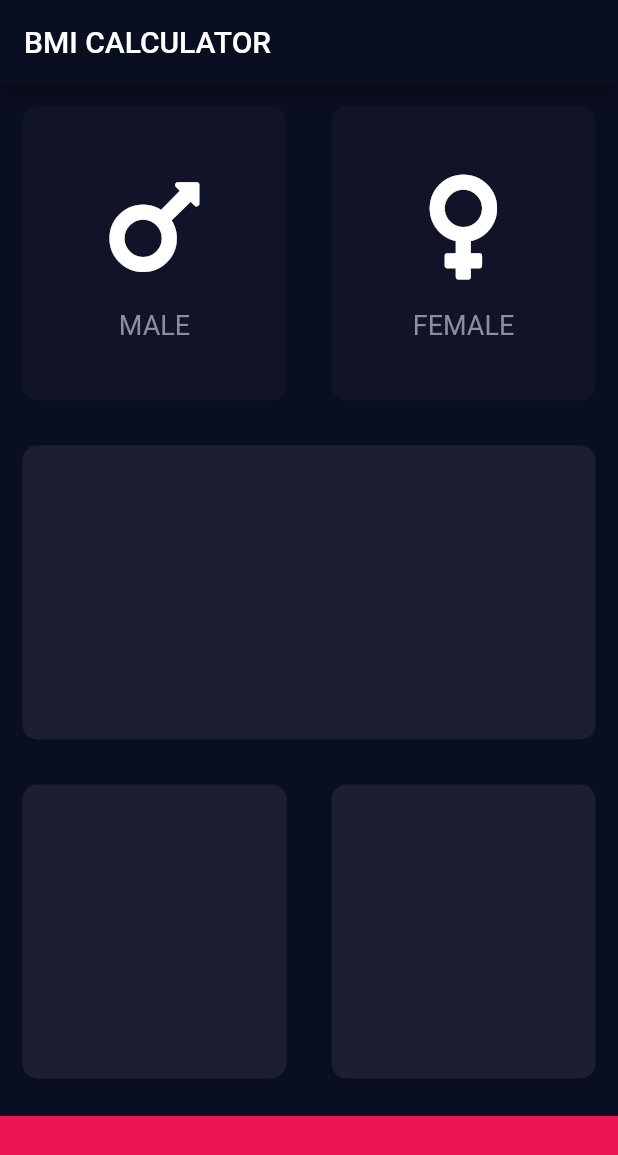
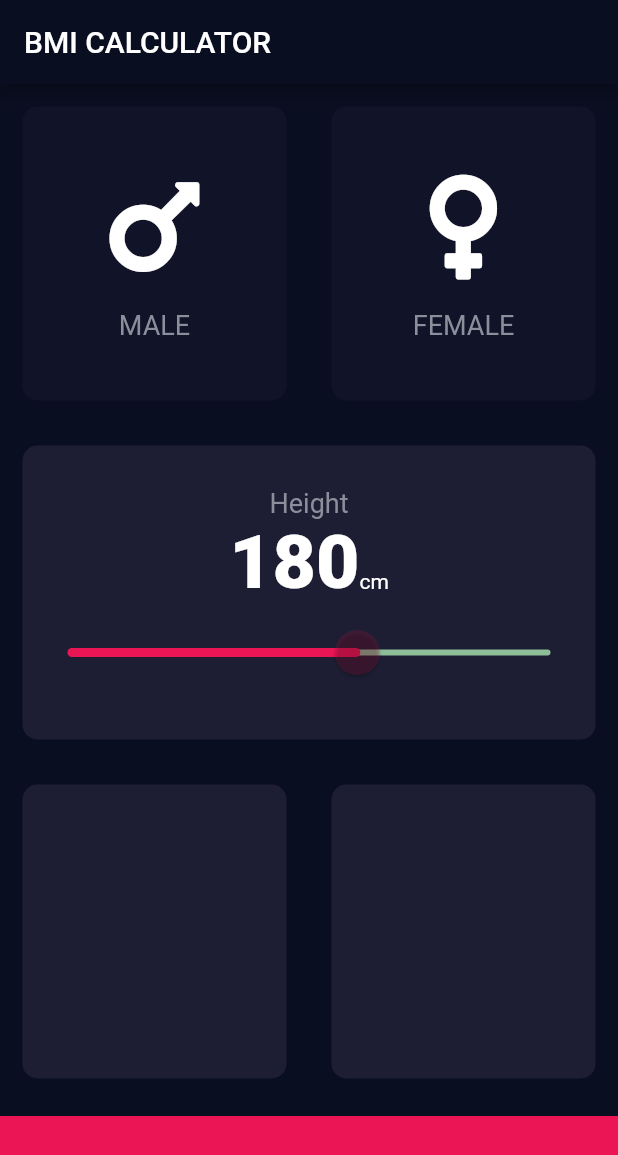
Before and after one commit to jaywonder20/bmi_flutter_app, a Flutter app: the screen it shows after launch, on a phone screen of 412 x 824 dp. Shown: the top 1155 px of the screen. Run offline on Flutter 3.47's test engine with Material 2 defaults, Android fonts, the phone set to English and light mode, and no system bars; our stand-ins replace font_awesome_flutter.

Commit message:
slider Implementation On branch master  Changes to be committed: 	new file:   lib/constants.dart 	modified:   lib/icon_content.dart 	modified:   lib/input_page.dart

```diff
--- /dev/null
+++ b/lib/constants.dart
@@ -0,0 +1,10 @@
+import 'package:flutter/material.dart';
+
+const klabelTextStyle = TextStyle(fontSize: 18.0, color: Color(0xFF8D8E9B));
+
+const kbottomContainerHeight = 80.0;
+const kactiveCardColour = Color(0xFF1D1E33);
+const kinactiveCardColour = Color(0xFF111328);
+const kbottomContainerColour = Color(0xFFEB1555);
+
+var kNumbertextStyle = TextStyle(fontSize: 50, fontWeight: FontWeight.w900);
--- a/lib/icon_content.dart
+++ b/lib/icon_content.dart
@@ -1,4 +1,6 @@
 import 'package:flutter/material.dart';
+
+import 'constants.dart';
 
 class IconColumnWidget extends StatelessWidget {
   final IconData icon;
@@ -10,7 +12,6 @@ class IconColumnWidget extends StatelessWidget {
 
   @override
   Widget build(BuildContext context) {
-    var labelTextStyle = TextStyle(fontSize: 18.0, color: Color(0xFF8D8E9B));
     return Column(
       mainAxisAlignment: MainAxisAlignment.center,
       children: <Widget>[
@@ -21,7 +22,7 @@ class IconColumnWidget extends StatelessWidget {
         SizedBox(height: 15.0),
         Text(
           label,
-          style: labelTextStyle,
+          style: klabelTextStyle,
         ),
       ],
     );
--- a/lib/input_page.dart
+++ b/lib/input_page.dart
@@ -2,13 +2,11 @@ import 'package:bmi_calculator/reusable_card.dart';
 import 'package:flutter/material.dart';
 import 'package:font_awesome_flutter/font_awesome_flutter.dart';
 
+import 'constants.dart';
 import 'icon_content.dart';
 
-const bottomContainerHeight = 80.0;
-const activeCardColour = Color(0xFF1D1E33);
-const inactiveCardColour = Color(0xFF111328);
-const bottomContainerColour = Color(0xFFEB1555);
 enum Gender { male, female }
+int myHeight = 180;
 
 class InputPage extends StatefulWidget {
   @override
@@ -25,6 +23,7 @@ class _InputPageState extends State<InputPage> {
         title: Text('BMI CALCULATOR'),
       ),
       body: Column(
+        crossAxisAlignment: CrossAxisAlignment.stretch,
         children: <Widget>[
           Expanded(
             child: Row(
@@ -37,8 +36,8 @@ class _InputPageState extends State<InputPage> {
                       });
                     },
                     colour: selectedGender == Gender.male
-                        ? activeCardColour
-                        : inactiveCardColour,
+                        ? kactiveCardColour
+                        : kinactiveCardColour,
                     cardChild: IconColumnWidget(
                       icon: FontAwesomeIcons.mars,
                       label: "MALE",
@@ -53,8 +52,8 @@ class _InputPageState extends State<InputPage> {
                       });
                     },
                     colour: selectedGender == Gender.female
-                        ? activeCardColour
-                        : inactiveCardColour,
+                        ? kactiveCardColour
+                        : kinactiveCardColour,
                     cardChild: IconColumnWidget(
                       icon: FontAwesomeIcons.venus,
                       label: "FEMALE",
@@ -66,7 +65,50 @@ class _InputPageState extends State<InputPage> {
           ),
           Expanded(
             child: new ReusableCard(
-              colour: activeCardColour,
+              colour: kactiveCardColour,
+              cardChild: Column(
+                mainAxisAlignment: MainAxisAlignment.center,
+                children: <Widget>[
+                  Text(
+                    "Height",
+                    style: klabelTextStyle,
+                  ),
+                  Row(
+                    mainAxisAlignment: MainAxisAlignment.center,
+                    crossAxisAlignment: CrossAxisAlignment.baseline,
+                    textBaseline: TextBaseline.alphabetic,
+                    children: <Widget>[
+                      Text(
+                        myHeight.toString(),
+                        style: kNumbertextStyle,
+                      ),
+                      Text("cm")
+                    ],
+                  ),
+                  SliderTheme(
+                    data: SliderTheme.of(context).copyWith(
+                      overlayColor: Color(0xFFEB1555),
+                      thumbColor: Color(0x29EB1555),
+                      thumbShape: RoundSliderThumbShape(enabledThumbRadius: 15),
+                      overlayShape: RoundSliderOverlayShape(overlayRadius: 30),
+                      activeTrackColor: Color(0xFFFEEB1555),
+                      inactiveTrackColor: Color(0xFFF8DBE98),
+                    ),
+                    child: Slider(
+                      value: myHeight.toDouble(),
+                      min: 120,
+                      max: 220,
+                      onChanged: (double newValue) {
+                        print(newValue);
+
+                        setState(() {
+                          myHeight = newValue.round();
+                        });
+                      },
+                    ),
+                  ),
+                ],
+              ),
             ),
           ),
           Expanded(
@@ -74,22 +116,22 @@ class _InputPageState extends State<InputPage> {
               children: <Widget>[
                 Expanded(
                   child: new ReusableCard(
-                    colour: activeCardColour,
+                    colour: kactiveCardColour,
                   ),
                 ),
                 Expanded(
                   child: new ReusableCard(
-                    colour: activeCardColour,
+                    colour: kactiveCardColour,
                   ),
                 )
               ],
             ),
           ),
           Container(
-            color: bottomContainerColour,
+            color: kbottomContainerColour,
             margin: EdgeInsets.only(top: 10),
             width: double.infinity,
-            height: bottomContainerHeight,
+            height: kbottomContainerHeight,
           )
         ],
       ),
```
